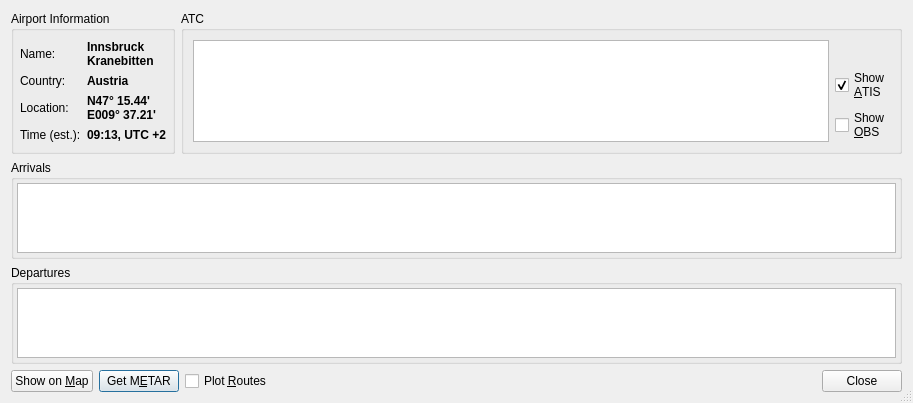
The window that QuteScoop/src/AirportDetails.ui (qutescoop/qutescoop) describes before a commit, drawn with Qt 5.
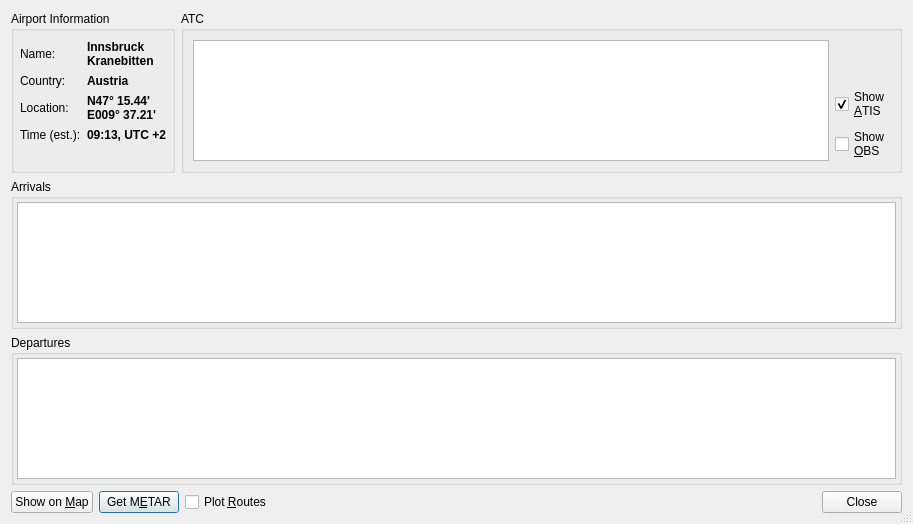
The same window after the commit. Icons and pictures are not drawn.

```diff
--- a/QuteScoop/src/AirportDetails.ui
+++ b/QuteScoop/src/AirportDetails.ui
@@ -7,7 +7,7 @@
     <x>0</x>
     <y>0</y>
     <width>913</width>
-    <height>373</height>
+    <height>524</height>
    </rect>
   </property>
   <property name="windowTitle">
```
